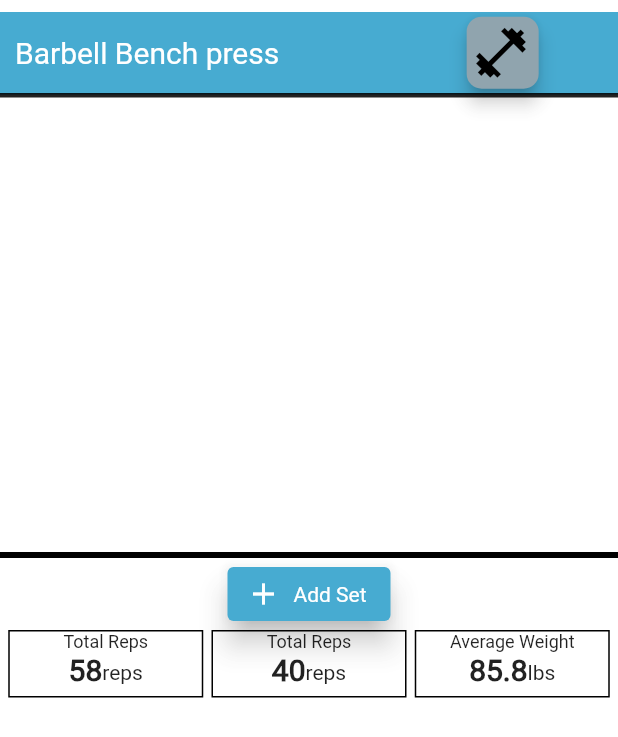
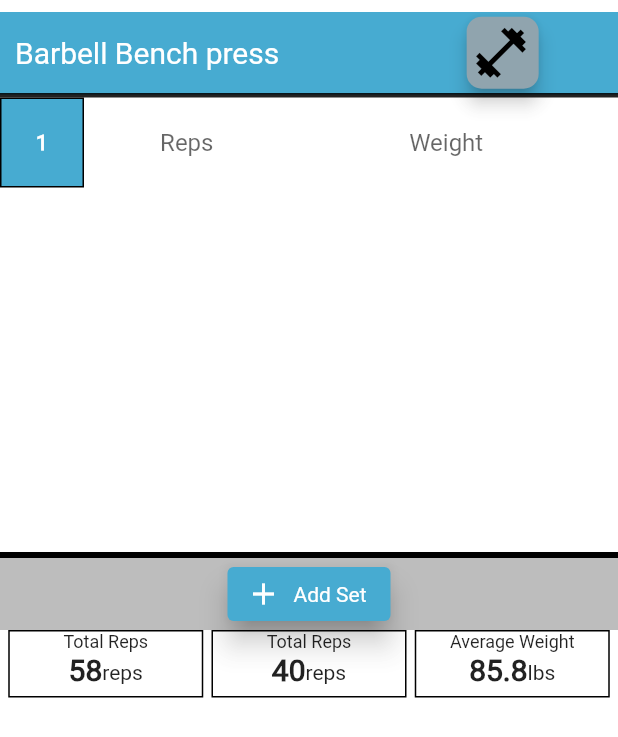
Before and after one commit to joelplotnik/HunterFit, a Flutter app: the WeightsView screen opened directly, on a phone screen of 412 x 824 dp. Shown: the top 737 px of the screen. Run offline on Flutter 3.47's test engine with Material 2 defaults, Android fonts, the phone set to English and light mode, and no system bars; our stand-ins replace flutter_countdown_timer, flutter_svg, font_awesome_flutter, google_maps_flutter, location, sqflite; accounts and stored records are empty.

Commit message:
added intial set in setslist

```diff
--- a/lib/view/weights/weights_view.dart
+++ b/lib/view/weights/weights_view.dart
@@ -2,8 +2,7 @@ import 'package:flutter/material.dart';
 import 'package:hunter_fit/view/weights/components/set_card.dart';
 import 'package:hunter_fit/constants.dart' as constants;
 import 'workouts_list.dart';
-//import 'package:hunter_fit/view/weightlifting.dart';
-//import 'package:hunter_fit/widgets/countdown_timer.dart';
+import 'package:flutter_countdown_timer/countdown.dart';
 
 class WeightsView extends StatefulWidget {
   const WeightsView({Key? key}) : super(key: key);
@@ -13,8 +12,64 @@ class WeightsView extends StatefulWidget {
 }
 
 class _WeightsViewState extends State<WeightsView> {
-  final List<Widget> _setsList = [];
-  int setNumber = 1;
+  final List<Widget> _setsList = [
+    Row(
+      children: [
+        Expanded(
+          child: Container(
+            height: 60,
+            alignment: Alignment.center,
+            child: Text(
+              '1',
+              style: TextStyle(
+                color: Colors.white,
+                fontWeight: FontWeight.bold,
+              ),
+            ),
+            decoration: myBoxDecoration(),
+          ),
+        ),
+        const Expanded(
+          flex: 3,
+          child: TextField(
+            textAlign: TextAlign.center,
+            maxLength: 3,
+            keyboardType: TextInputType.number,
+            decoration: InputDecoration(
+              isDense: true,
+              contentPadding:
+                  EdgeInsets.symmetric(vertical: 10, horizontal: 40),
+              hintText: "Reps",
+              suffix: Text('reps'),
+              counterText: "",
+              border: InputBorder.none,
+            ),
+          ),
+        ),
+        const Expanded(
+          flex: 3,
+          child: TextField(
+            textAlign: TextAlign.center,
+            maxLength: 3,
+            keyboardType: TextInputType.number,
+            decoration: InputDecoration(
+              isDense: true,
+              contentPadding:
+                  EdgeInsets.symmetric(vertical: 10, horizontal: 40),
+              hintText: "Weight",
+              counterText: "",
+              border: InputBorder.none,
+              suffix: Text('lbs'),
+            ),
+          ),
+        ),
+        SizedBox(
+          width: 20,
+        )
+      ],
+    ),
+  ];
+  int setNumber = 2;
 
   @override
   Widget build(BuildContext context) {
@@ -103,7 +158,9 @@ class _WeightsViewState extends State<WeightsView> {
             height: 3,
             thickness: 4,
           ),
-          Row(
+          Container(
+            color: Colors.grey.shade400,
+            child: Row(
               crossAxisAlignment: CrossAxisAlignment.start,
               mainAxisAlignment: MainAxisAlignment.center,
               children: [
@@ -123,6 +180,7 @@ class _WeightsViewState extends State<WeightsView> {
                   label: Text('Add Set'),
                 ),
               ],
+            ),
           ),
           Expanded(
             child: Row(
@@ -218,7 +276,7 @@ class _WeightsViewState extends State<WeightsView> {
                 ),
               ],
             ),
-          )
+          ),
         ],
       ),
     );
```
Lines whose indentation alone changed are shown as unchanged.
